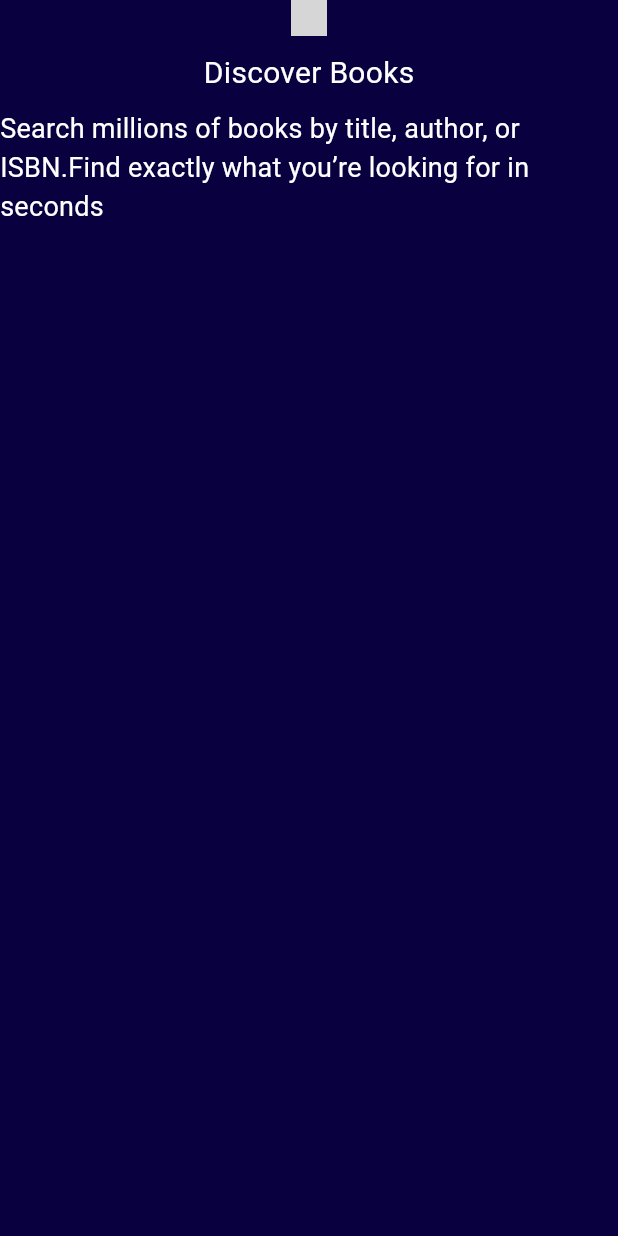
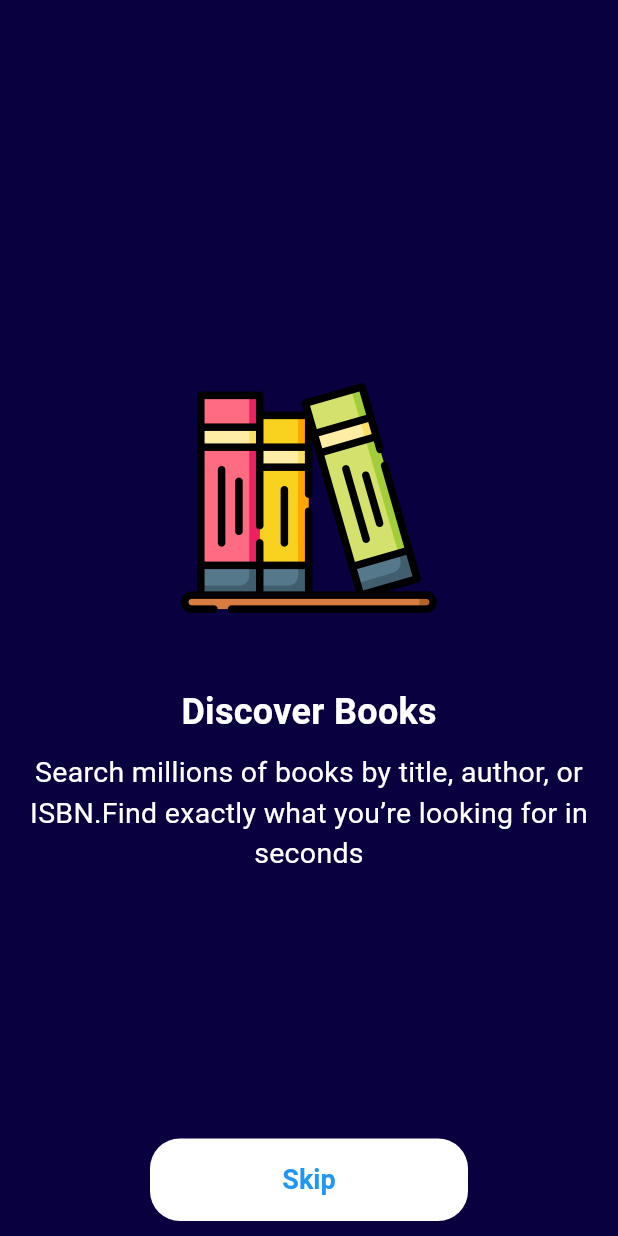
Before and after one commit to IAftabRehman/OpenLibrary-Book-Explorer-API-Flutter, a Flutter app: the screen it shows after launch, on a phone screen of 412 x 824 dp. Run offline on Flutter 3.47's test engine with Material 3 defaults, Android fonts, the phone set to English and light mode, and no system bars; drawn by our look-alikes of flutter_animate; our stand-ins replace video_player; Roboto replaces fonts that are missing (Poppins); grey boxes are pictures that could not be loaded.

Commit message:
Complete both UI and Back-end in SplashScreen.dart and OnBoardingScreen.dart

```diff
--- a/lib/Presentation/Elements/CustomBottom.dart
+++ b/lib/Presentation/Elements/CustomBottom.dart
@@ -25,7 +25,7 @@ class MyButton extends StatelessWidget {
 
   const MyButton({
     super.key,
-    this.btnLabel,
+    required this.btnLabel,
     required this.onPressed,
     this.color,
     this.paddingTop,
@@ -66,7 +66,7 @@ class MyButton extends StatelessWidget {
           decoration: BoxDecoration(
             borderRadius: borderRadius ?? BorderRadius.circular(10),
             border: border,
-            color: color ?? Colors.black,
+            color: color ?? Colors.white,
           ),
           child: Center(
 
@@ -79,7 +79,7 @@ class MyButton extends StatelessWidget {
                     fontSize: fontSize ?? 18,
                     fontWeight: fontWeight ?? FontWeight.w600,
                     letterSpacing: letterSpacing ?? 0,
-                    color: textColor ?? Colors.black,
+                    color: textColor ?? Colors.blue,
                   ),
             ),
           ),
--- a/lib/Presentation/Elements/CustomImageView.dart
+++ b/lib/Presentation/Elements/CustomImageView.dart
@@ -39,7 +39,7 @@ class CommonImageView extends StatelessWidget {
   Widget _buildImageView() {
     if (svgPath != null && svgPath!.isNotEmpty) {
       return Animate(
-        effects: const [FadeEffect(duration: Duration(milliseconds: 500))],
+        effects: [FadeEffect(duration: Duration(milliseconds: 1000))],
         child: SizedBox(
           height: height,
           width: width,
--- a/lib/Presentation/Views/OnBoardingScreen.dart
+++ b/lib/Presentation/Views/OnBoardingScreen.dart
@@ -1,6 +1,7 @@
 import 'package:flutter/material.dart';
 import 'package:openlibrary_book_explorer/Configuration/Colors.dart';
 import 'package:openlibrary_book_explorer/Models/OnBoardingModel.dart';
+import 'package:openlibrary_book_explorer/Presentation/Elements/CustomBottom.dart';
 import 'package:openlibrary_book_explorer/Presentation/Elements/CustomImageView.dart';
 import 'package:openlibrary_book_explorer/Presentation/Elements/CustomText.dart';
 
@@ -40,16 +41,40 @@ class _OnBoardingScreenState extends State<OnBoardingScreen> {
       body: PageView.builder(
         itemCount: model.length,
         itemBuilder: (context, index) {
-          return Column(
-            children: [
-              CommonImageView(imagePath: model[index].image),
-              SizedBox(height: 10),
-              MyText(text: model[index].title.toString(), size: 20, color: Colors.white,),
-              SizedBox(height: 10),
-              MyText(text: model[index].subTitle.toString(), size: 18, color: Colors.white,)
-            ],
+          return Padding(
+            padding: const EdgeInsets.symmetric(horizontal: 20),
+            child: Column(
+              mainAxisAlignment: MainAxisAlignment.center,
+              children: [
+                SizedBox(height: 80),
+                CommonImageView(imagePath: model[index].image, scale: 3),
+                SizedBox(height: 40),
+                MyText(
+                  text: model[index].title.toString(),
+                  size: 24,
+                  color: Colors.white,
+                  fontWeight: FontWeight.bold,
+                ),
+                SizedBox(height: 10),
+                MyText(
+                  text: model[index].subTitle.toString(),
+                  size: 19,
+                  color: Colors.white,
+                  textAlign: TextAlign.center,
+                ),
+              ],
+            ),
           );
         },
+      ),
+      bottomNavigationBar: MyButton(
+        paddingLeft: 100,
+        paddingRight: 100,
+        paddingBottom: 10,
+        paddingTop: 10,
+        btnLabel: "Skip",
+        borderRadius: BorderRadius.circular(20),
+        onPressed: () {}
       ),
     );
   }
--- a/lib/main.dart
+++ b/lib/main.dart
@@ -10,7 +10,6 @@ void main() {
 class MyApp extends StatelessWidget {
   const MyApp({super.key});
 
-  // This widget is the root of your application.
   @override
   Widget build(BuildContext context) {
     return MaterialApp(
```
Also changed, not shown: assets/icons/onBoarding1.png (added), assets/icons/onBoarding2.png (added), assets/icons/onBoarding3.png (added), assets/images/background.jpg (added), 1 other file.
